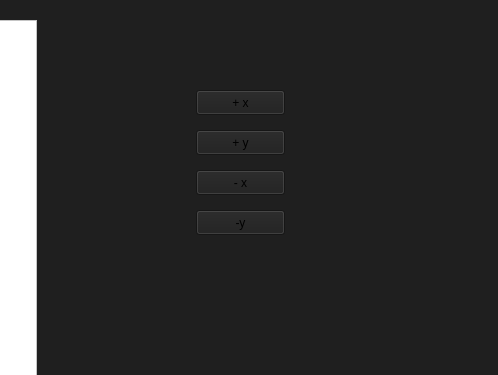
This is mainwindow.ui in jowjow22/computer-graphics-project as Qt 5 draws it before an edit; both pictures show x 514 to 1012 and y 0 to 375 of the 1012 by 550 pixel window. The edited form follows.
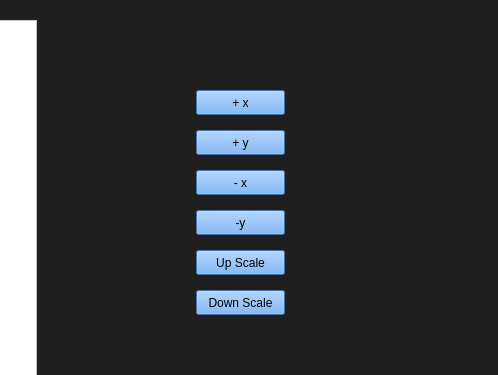
This is the edited form. Custom widgets are drawn as their Qt base class.

Commit message: feat: add function that creates change in scales

The edit to the form file:
```diff
--- a/mainwindow.ui
+++ b/mainwindow.ui
@@ -45,6 +45,10 @@
       <height>25</height>
      </rect>
     </property>
+    <property name="styleSheet">
+     <string notr="true">background-color: rgb(98, 160, 234);
+color: rgb(0, 0, 0);</string>
+    </property>
     <property name="text">
      <string>+ x</string>
     </property>
@@ -58,6 +62,10 @@
       <height>25</height>
      </rect>
     </property>
+    <property name="styleSheet">
+     <string notr="true">background-color: rgb(98, 160, 234);
+color: rgb(0, 0, 0);</string>
+    </property>
     <property name="text">
      <string>+ y</string>
     </property>
@@ -71,6 +79,10 @@
       <height>25</height>
      </rect>
     </property>
+    <property name="styleSheet">
+     <string notr="true">background-color: rgb(98, 160, 234);
+color: rgb(0, 0, 0);</string>
+    </property>
     <property name="text">
      <string>- x</string>
     </property>
@@ -84,10 +96,48 @@
       <height>25</height>
      </rect>
     </property>
+    <property name="styleSheet">
+     <string notr="true">background-color: rgb(98, 160, 234);
+color: rgb(0, 0, 0);</string>
+    </property>
     <property name="text">
      <string>-y</string>
     </property>
    </widget>
+   <widget class="QPushButton" name="pushButton_5">
+    <property name="geometry">
+     <rect>
+      <x>710</x>
+      <y>250</y>
+      <width>89</width>
+      <height>25</height>
+     </rect>
+    </property>
+    <property name="styleSheet">
+     <string notr="true">background-color: rgb(98, 160, 234);
+color: rgb(0, 0, 0);</string>
+    </property>
+    <property name="text">
+     <string>Up Scale</string>
+    </property>
+   </widget>
+   <widget class="QPushButton" name="pushButton_6">
+    <property name="geometry">
+     <rect>
+      <x>710</x>
+      <y>290</y>
+      <width>89</width>
+      <height>25</height>
+     </rect>
+    </property>
+    <property name="styleSheet">
+     <string notr="true">background-color: rgb(98, 160, 234);
+color: rgb(0, 0, 0);</string>
+    </property>
+    <property name="text">
+     <string>Down Scale</string>
+    </property>
+   </widget>
   </widget>
   <widget class="QMenuBar" name="menubar">
    <property name="geometry">
```
Left out of the diff: 34 changed lines with no effect on the pictures. The commit also changes 2 other files.
